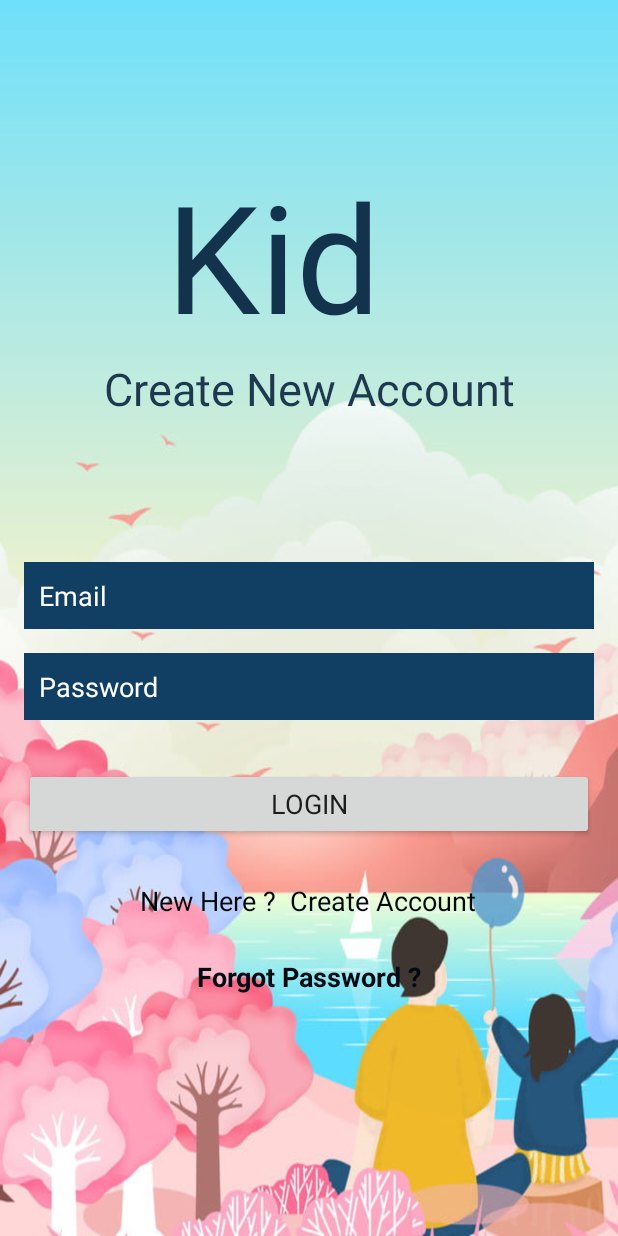
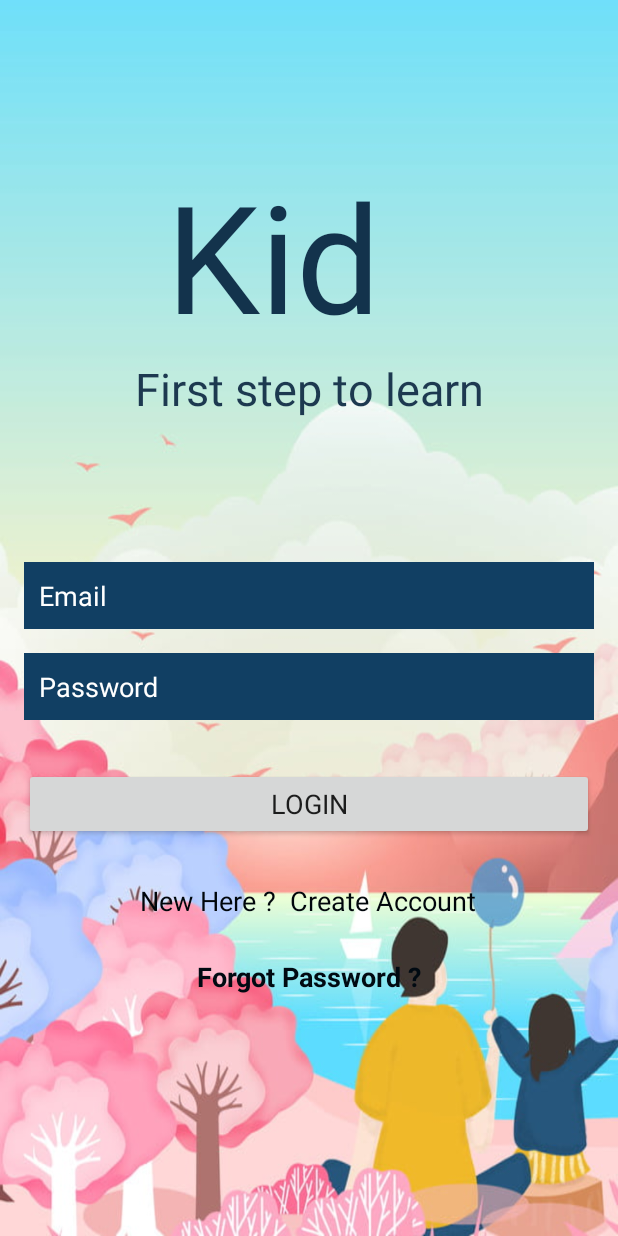
Before and after one commit to raveena69/Kids, an Android app: the Login screen opened directly, with no data from a screen before it, on a phone screen of 412 x 824 dp. Run offline under Robolectric (Android 15) with nearby library versions, the light colour scheme and no system bars; our stand-ins replace Firebase (no records; nobody signed in at launch, a user with empty details on screens opened directly); Roboto replaces fonts that are not available here.

Commit message:
Update the String.xml

```diff
--- a/app/src/main/res/layout/activity_comments.xml
+++ b/app/src/main/res/layout/activity_comments.xml
@@ -62,7 +62,7 @@
         android:layout_marginTop="10dp"
         android:background="#556D80"
         android:fontFamily="@font/chewy"
-        android:text="Submit"
+        android:text="@string/submit"
         android:textColor="#F1F5F8"
         android:textSize="24sp"
         app:layout_constraintEnd_toEndOf="parent"
@@ -96,7 +96,7 @@
         android:layout_width="wrap_content"
         android:layout_height="wrap_content"
         android:fontFamily="@font/amaranth"
-        android:text="Comments"
+        android:text="@string/comments"
         android:textColor="#2E5E85"
         android:textSize="60sp"
         app:layout_constraintBottom_toTopOf="@+id/editText_name"
--- a/app/src/main/res/layout/activity_dashboard.xml
+++ b/app/src/main/res/layout/activity_dashboard.xml
@@ -17,7 +17,7 @@
             android:layout_width="182dp"
             android:layout_height="122dp"
             android:layout_marginTop="4dp"
-            android:text="Kids"
+            android:text="@string/kids"
             android:textColor="#2F4F68"
             android:textSize="100sp"
             app:fontFamily="@font/amaranth"
@@ -31,7 +31,7 @@
             android:layout_width="wrap_content"
             android:layout_height="wrap_content"
             android:layout_marginTop="4dp"
-            android:text="Start your first step to Education"
+            android:text="@string/start_your_first_step"
             android:textColor="#173A55"
             android:textSize="18sp"
             app:layout_constraintEnd_toEndOf="parent"
--- a/app/src/main/res/layout/activity_edit_profile.xml
+++ b/app/src/main/res/layout/activity_edit_profile.xml
@@ -32,7 +32,7 @@
         android:layout_height="62dp"
         android:layout_marginTop="48dp"
         android:fontFamily="@font/amaranth"
-        android:text="User Profile"
+        android:text="@string/user_profile"
         android:textColor="#082A45"
         android:textSize="50sp"
         app:layout_constraintEnd_toEndOf="parent"
--- a/app/src/main/res/layout/activity_login.xml
+++ b/app/src/main/res/layout/activity_login.xml
@@ -12,7 +12,7 @@
         android:layout_width="190dp"
         android:layout_height="127dp"
         android:fontFamily="@font/amaranth"
-        android:text="Kids"
+        android:text="@string/kids"
         android:textColor="#13334C"
         android:textSize="100sp"
         app:layout_constraintBottom_toBottomOf="parent"
@@ -28,7 +28,7 @@
         android:layout_height="wrap_content"
         android:layout_marginTop="8dp"
         android:fontFamily="@font/amaranth"
-        android:text="Create New Account"
+        android:text="@string/first_step_to_learn"
         android:textColor="#1D3950"
         android:textSize="30sp"
         app:layout_constraintEnd_toEndOf="parent"
@@ -84,7 +84,7 @@
         android:layout_marginTop="32dp"
         android:layout_marginEnd="16dp"
         android:fontFamily="@font/amaranth"
-        android:text="Login"
+        android:text="@string/login"
         android:textSize="18sp"
         app:layout_constraintEnd_toEndOf="parent"
         app:layout_constraintStart_toStartOf="parent"
--- a/app/src/main/res/layout/activity_login_main.xml
+++ b/app/src/main/res/layout/activity_login_main.xml
@@ -15,7 +15,7 @@
         android:layout_marginStart="8dp"
         android:layout_marginEnd="8dp"
         android:onClick="logout"
-        android:text="Logout"
+        android:text="@string/logout"
         app:layout_constraintBottom_toBottomOf="parent"
         app:layout_constraintEnd_toEndOf="parent"
         app:layout_constraintHorizontal_bias="0.0"
@@ -41,7 +41,7 @@
         android:layout_width="246dp"
         android:layout_height="66dp"
         android:fontFamily="@font/amaranth"
-        android:text="User Profile"
+        android:text="@string/user_profile"
         android:textColor="#082A45"
         android:textSize="50sp"
         app:layout_constraintBottom_toBottomOf="parent"
--- a/app/src/main/res/layout/activity_main.xml
+++ b/app/src/main/res/layout/activity_main.xml
@@ -15,7 +15,7 @@
         android:layout_height="87dp"
         android:layout_marginLeft="23dp"
         android:fontFamily="@font/amaranth"
-        android:text="Stories for Kids"
+        android:text="@string/stories_for_kids"
         android:textAlignment="center"
         android:textColor="#215177"
         android:textSize="50sp" />
--- a/app/src/main/res/layout/activity_opening_page.xml
+++ b/app/src/main/res/layout/activity_opening_page.xml
@@ -12,7 +12,7 @@
         android:layout_width="301dp"
         android:layout_height="192dp"
         android:fontFamily="@font/amaranth"
-        android:text="Kids"
+        android:text="@string/kids"
         android:textColor="#FDFCFC"
         android:textSize="160sp"
         android:transitionName="logo_text"
--- a/app/src/main/res/layout/activity_registration.xml
+++ b/app/src/main/res/layout/activity_registration.xml
@@ -12,7 +12,7 @@
         android:layout_width="145dp"
         android:layout_height="93dp"
         android:fontFamily="@font/amaranth"
-        android:text="Kids"
+        android:text="@string/kids"
         android:textColor="#175587"
         android:textSize="80sp"
         app:layout_constraintBottom_toBottomOf="parent"
@@ -124,7 +124,7 @@
         android:layout_marginTop="32dp"
         android:layout_marginEnd="16dp"
         android:fontFamily="@font/amaranth"
-        android:text="Register"
+        android:text="@string/register"
         android:textSize="13sp"
         app:layout_constraintEnd_toEndOf="parent"
         app:layout_constraintStart_toStartOf="parent"
--- a/app/src/main/res/values/strings.xml
+++ b/app/src/main/res/values/strings.xml
@@ -1,4 +1,15 @@
 <resources>
     <string name="app_name">Kids</string>
     <string name="comments">Comments</string>
+    <string name="kids">Kids</string>
+    <string name="user_profile">User Profile</string>
+    <string name="submit">Submit</string>
+    <string name="start_your_first_step">Start your first step to Education</string>
+    <string name="first_step_to_learn">First step to learn</string>
+    <string name="create_account">Create New Account</string>
+    <string name="login">Login</string>
+    <string name="register">Register</string>
+    <string name="logout">Logout</string>
+    <string name="stories_for_kids">Stroies for Kids</string>
+
 </resources>
```
